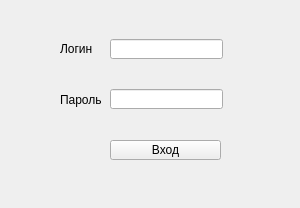
Before: the Qt Designer form Client/login_window.ui in VladimirNikel/MyAkk, drawn with Qt 5.
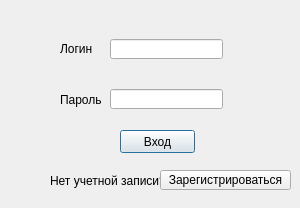
After: the same form once the commit is applied. Icons and pictures are not drawn.

Diff of the .ui file:
```diff
--- a/Client/login_window.ui
+++ b/Client/login_window.ui
@@ -66,41 +66,43 @@
     <string>Пароль</string>
    </property>
   </widget>
-  <widget class="QToolButton" name="buttonEntry">
-   <property name="enabled">
-    <bool>true</bool>
-   </property>
+  <widget class="QLabel" name="label">
    <property name="geometry">
     <rect>
-     <x>110</x>
-     <y>140</y>
+     <x>50</x>
+     <y>170</y>
      <width>111</width>
-     <height>20</height>
+     <height>21</height>
+    </rect>
+   </property>
+   <property name="text">
+    <string>Нет учетной записи?</string>
+   </property>
+  </widget>
+  <widget class="QPushButton" name="buttonEntry">
+   <property name="geometry">
+    <rect>
+     <x>120</x>
+     <y>130</y>
+     <width>75</width>
+     <height>23</height>
     </rect>
    </property>
    <property name="text">
     <string>Вход</string>
    </property>
-   <property name="checkable">
-    <bool>false</bool>
+  </widget>
+  <widget class="QToolButton" name="pushButton">
+   <property name="geometry">
+    <rect>
+     <x>160</x>
+     <y>170</y>
+     <width>131</width>
+     <height>20</height>
+    </rect>
    </property>
-   <property name="checked">
-    <bool>false</bool>
-   </property>
-   <property name="autoRepeat">
-    <bool>false</bool>
-   </property>
-   <property name="autoExclusive">
-    <bool>false</bool>
-   </property>
-   <property name="popupMode">
-    <enum>QToolButton::InstantPopup</enum>
-   </property>
-   <property name="autoRaise">
-    <bool>false</bool>
-   </property>
-   <property name="arrowType">
-    <enum>Qt::NoArrow</enum>
+   <property name="text">
+    <string>Зарегистрироваться</string>
    </property>
   </widget>
  </widget>
```
